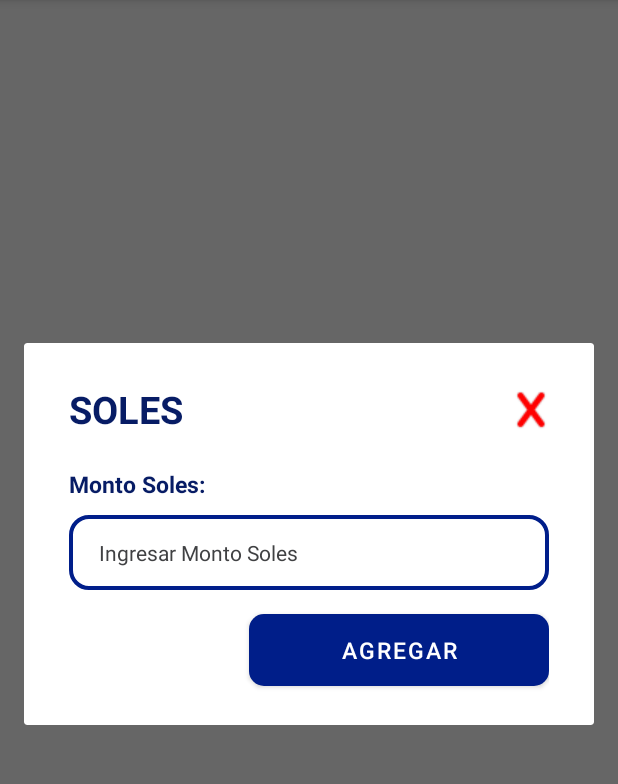
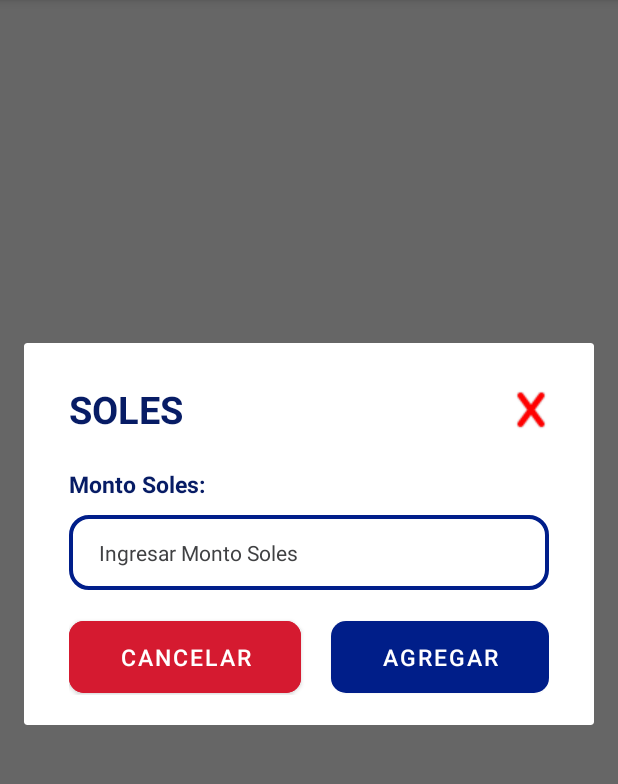
Before and after one commit to melinallacuag/RoblesAPP, an Android app: the fragment SolesFragment shown on its own in the app's theme, on a phone screen of 412 x 824 dp, the part 84-868 px from its top. Run offline under Robolectric (Android 15) with nearby library versions, the phone set to English and light mode, and no system bars.

Commit message:
se activo los datos del modal soles cada boton

```diff
--- a/app/src/main/java/com/example/roblesapp/BoletaFragment.kt
+++ b/app/src/main/java/com/example/roblesapp/BoletaFragment.kt
@@ -27,6 +27,7 @@
         btntipopago.setOnClickListener{
             val showtipopago = TipoPagoFragment()
             showtipopago.show((activity as AppCompatActivity).supportFragmentManager,"Tipo Pago")
+            showtipopago.setCancelable(false)
         }
 
     }
--- a/app/src/main/java/com/example/roblesapp/FacturaFragment.kt
+++ b/app/src/main/java/com/example/roblesapp/FacturaFragment.kt
@@ -18,6 +18,8 @@
     ): View? {
         // Inflate the layout for this fragment
         return inflater.inflate(R.layout.fragment_factura, container, false)
+
+
     }
 
     override fun onViewCreated(view: View, savedInstanceState: Bundle?) {
@@ -26,6 +28,7 @@
         btnsoles.setOnClickListener{
             val showsoles = SolesFragment()
             showsoles.show((activity as AppCompatActivity).supportFragmentManager,"Soles")
+            showsoles.setCancelable(false)
         }
         btngalones.setOnClickListener{
             val showgalones = GalonesFragment()
--- a/app/src/main/java/com/example/roblesapp/SolesFragment.kt
+++ b/app/src/main/java/com/example/roblesapp/SolesFragment.kt
@@ -5,56 +5,46 @@
 import android.view.LayoutInflater
 import android.view.View
 import android.view.ViewGroup
+import android.widget.EditText
+import android.widget.RadioButton
+import android.widget.Toast
 import androidx.fragment.app.DialogFragment
+import kotlinx.android.synthetic.main.fragment_soles.*
+import kotlinx.android.synthetic.main.fragment_soles.view.*
+import kotlinx.android.synthetic.main.fragment_tipo_pago.*
+import kotlinx.android.synthetic.main.fragment_tipo_pago.view.*
+import kotlinx.android.synthetic.main.fragment_tipo_pago.view.btncerrarsoles
 
-// TODO: Rename parameter arguments, choose names that match
-// the fragment initialization parameters, e.g. ARG_ITEM_NUMBER
-private const val ARG_PARAM1 = "param1"
-private const val ARG_PARAM2 = "param2"
 
-/**
- * A simple [Fragment] subclass.
- * Use the [SolesFragment.newInstance] factory method to
- * create an instance of this fragment.
- */
 class SolesFragment : DialogFragment() {
-    // TODO: Rename and change types of parameters
-    private var param1: String? = null
-    private var param2: String? = null
-
-    override fun onCreate(savedInstanceState: Bundle?) {
-        super.onCreate(savedInstanceState)
-        arguments?.let {
-            param1 = it.getString(ARG_PARAM1)
-            param2 = it.getString(ARG_PARAM2)
-        }
-    }
 
     override fun onCreateView(
         inflater: LayoutInflater, container: ViewGroup?,
         savedInstanceState: Bundle?
     ): View? {
         // Inflate the layout for this fragment
-        return inflater.inflate(R.layout.fragment_soles, container, false)
+        var rootView: View = inflater.inflate(R.layout.fragment_soles,container,false)
+
+        rootView.btncerrar.setOnClickListener{
+            dismiss()
+        }
+
+        rootView.btncancelarsoles.setOnClickListener{
+            dismiss()
+        }
+
+        rootView.btnagregarsoles.setOnClickListener{
+
+            val solesId = inputmotosoles.id
+            val soles = rootView.findViewById<EditText>(solesId)
+
+            var totalsoles = soles.text.toString()
+
+            Toast.makeText(context,"Monto Soles: $totalsoles", Toast.LENGTH_LONG).show()
+            dismiss()
+        }
+        return rootView
+
     }
 
-    companion object {
-        /**
-         * Use this factory method to create a new instance of
-         * this fragment using the provided parameters.
-         *
-         * @param param1 Parameter 1.
-         * @param param2 Parameter 2.
-         * @return A new instance of fragment SolesFragment.
-         */
-        // TODO: Rename and change types and number of parameters
-        @JvmStatic
-        fun newInstance(param1: String, param2: String) =
-            SolesFragment().apply {
-                arguments = Bundle().apply {
-                    putString(ARG_PARAM1, param1)
-                    putString(ARG_PARAM2, param2)
-                }
-            }
-    }
 }
--- a/app/src/main/res/layout/fragment_soles.xml
+++ b/app/src/main/res/layout/fragment_soles.xml
@@ -33,7 +33,7 @@
                 android:layout_weight="1"/>
 
             <ImageButton
-                android:id="@+id/btncerrarsoles"
+                android:id="@+id/btncerrar"
                 android:layout_width="wrap_content"
                 android:layout_height="wrap_content"
                 android:layout_gravity="right"
@@ -65,18 +65,38 @@
             android:textColor="#123456"
             android:textColorHint="#404143"
             android:textSize="14sp" />
+        <LinearLayout
+            android:layout_width="match_parent"
+            android:layout_height="wrap_content"
+            android:orientation="horizontal">
+            <Button
+                android:id="@+id/btncancelarsoles"
+                android:layout_width="wrap_content"
+                android:layout_height="60sp"
+                android:layout_marginTop="10sp"
+                android:text="Cancelar"
+                android:layout_marginEnd="20sp"
+                android:layout_gravity="center"
+                android:textAllCaps="true"
+                android:backgroundTint="#D51A30"
+                android:textColor="#fff"
+                android:textSize="15sp"
+                app:cornerRadius="10sp"
+                android:layout_weight="1"/>
 
             <Button
-            android:id="@+id/dialogDismiss_button"
-            android:layout_width="200sp"
+                android:id="@+id/btnagregarsoles"
+                android:layout_width="wrap_content"
                 android:layout_height="60sp"
-            android:layout_gravity="end"
                 android:layout_marginTop="10sp"
-            android:gravity="center"
                 android:text="Agregar"
+                android:layout_gravity="center"
                 android:textAllCaps="true"
                 android:textColor="#fff"
                 android:textSize="15sp"
-            app:cornerRadius="10sp"/>
+                app:cornerRadius="10sp"
+                android:layout_weight="1"/>
+        </LinearLayout>
+
     </LinearLayout>
 </androidx.constraintlayout.widget.ConstraintLayout>
```
Also changed, not shown: app/src/main/java/com/example/roblesapp/TipoPagoFragment.kt (+25 -41 lines), app/src/main/res/layout/fragment_tipo_pago.xml (+18 -4 lines), app/src/main/res/drawable/fondos.png (added). Lines whose indentation alone changed are shown as unchanged.
